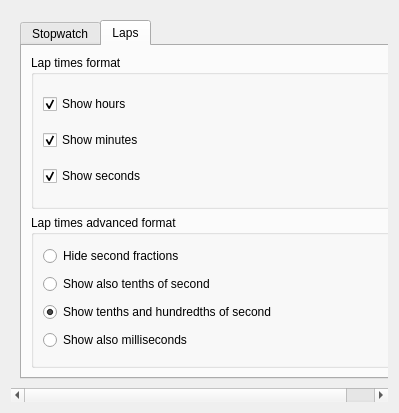
First picture: the form in widgets/generalsettings.ui, repository KDE/kronometer, before the edit.
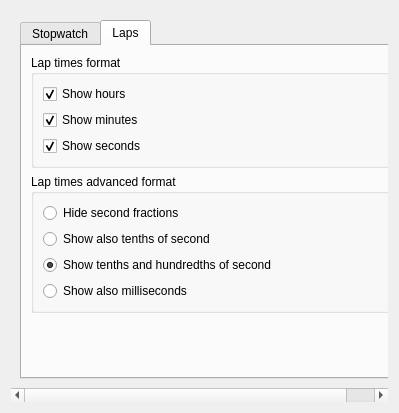
Second picture: the form after the edit. The open tabs and pages were chosen to show the change.

Commit message: Add missing vertical spacers to settings widgets

What changed in the file:
```diff
--- a/widgets/generalsettings.ui
+++ b/widgets/generalsettings.ui
@@ -273,6 +273,19 @@
              </layout>
             </widget>
            </item>
+           <item>
+            <spacer name="verticalSpacer_2">
+             <property name="orientation">
+              <enum>Qt::Vertical</enum>
+             </property>
+             <property name="sizeHint" stdset="0">
+              <size>
+               <width>20</width>
+               <height>40</height>
+              </size>
+             </property>
+            </spacer>
+           </item>
           </layout>
          </widget>
         </widget>
```
Left out of the diff: 15 changed lines with no effect on the pictures. The commit also changes 2 other files.
